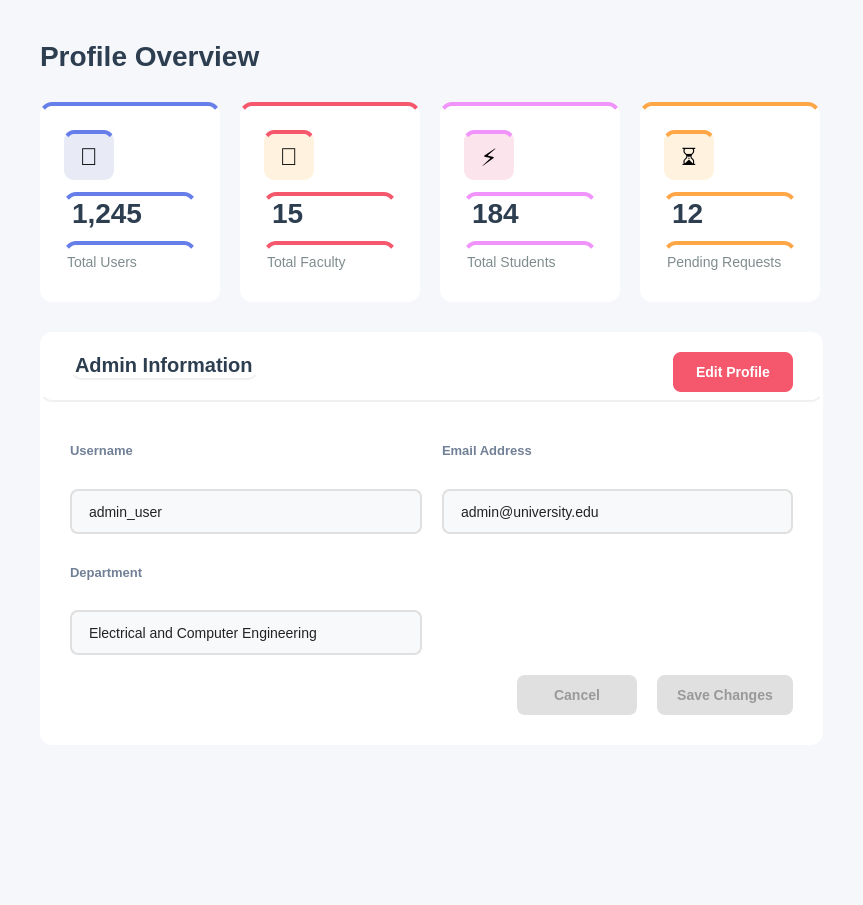
Yasser-Daffa/ECE-Course-Registeration, file app_ui/admin_ui/submenus_ui/profile.ui: the form before one commit.
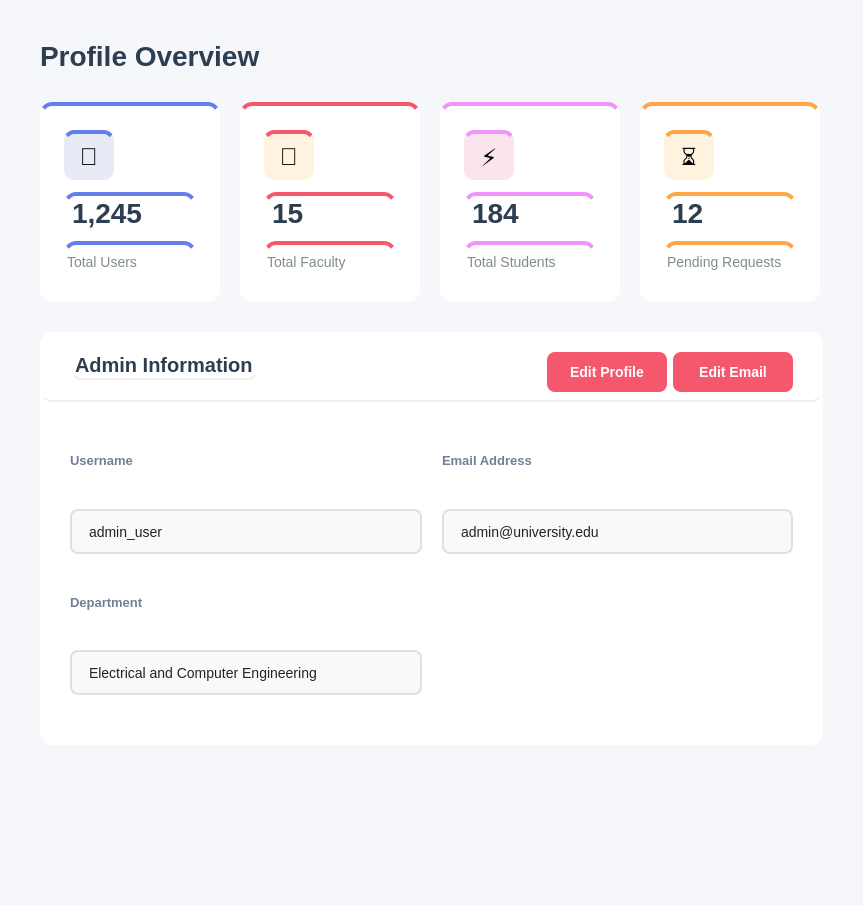
The form after the commit.

Commit message: integrated "add_grades" button and logic

Patch:
```diff
--- a/app_ui/admin_ui/submenus_ui/profile.ui
+++ b/app_ui/admin_ui/submenus_ui/profile.ui
@@ -509,6 +509,41 @@
            </property>
           </widget>
          </item>
+         <item>
+          <widget class="QPushButton" name="buttonEditEmail">
+           <property name="minimumSize">
+            <size>
+             <width>120</width>
+             <height>40</height>
+            </size>
+           </property>
+           <property name="cursor">
+            <cursorShape>PointingHandCursor</cursorShape>
+           </property>
+           <property name="styleSheet">
+            <string notr="true">QPushButton {
+    background-color: #f5576c;
+    color: #ffffff;
+    border: none;
+    border-radius: 8px;
+    font-size: 14px;
+    font-weight: bold;
+    padding: 10px 20px;
+    transition: background-color 150ms;
+}
+QPushButton:hover {
+    background-color: #e5475c;
+}
+QPushButton:pressed {
+    background-color: #d43f52;
+}
+</string>
+           </property>
+           <property name="text">
+            <string>Edit Email</string>
+           </property>
+          </widget>
+         </item>
         </layout>
        </widget>
       </item>
@@ -570,7 +605,7 @@
               <string>admin@university.edu</string>
              </property>
              <property name="readOnly">
-              <bool>false</bool>
+              <bool>true</bool>
              </property>
             </widget>
            </item>
@@ -606,7 +641,7 @@
               <string>Electrical and Computer Engineering</string>
              </property>
              <property name="readOnly">
-              <bool>false</bool>
+              <bool>true</bool>
              </property>
             </widget>
            </item>
@@ -662,7 +697,7 @@
               <string>admin_user</string>
              </property>
              <property name="readOnly">
-              <bool>false</bool>
+              <bool>true</bool>
              </property>
             </widget>
            </item>
@@ -693,95 +728,6 @@
              </property>
             </spacer>
            </item>
-           <item>
-            <widget class="QPushButton" name="buttonCancel">
-             <property name="enabled">
-              <bool>false</bool>
-             </property>
-             <property name="minimumSize">
-              <size>
-               <width>120</width>
-               <height>40</height>
-              </size>
-             </property>
-             <property name="cursor">
-              <cursorShape>PointingHandCursor</cursorShape>
-             </property>
-             <property name="styleSheet">
-              <string notr="true">QPushButton {
-    background-color: #f8f9fa;
-    color: #5a6c7d;
-    border: 2px solid #e0e0e0;
-    border-radius: 8px;
-    font-size: 14px;
-    font-weight: bold;
-    padding: 10px 20px;
-}
-
-QPushButton:hover {
-    border-color: #f5576c;
-    color: #f5576c;
-}
-
-QPushButton:pressed {
-    background-color: #e0e0e0; /* darker grey for pressed feedback */
-    border-color: #f5576c;
-    color: #f5576c;
-}
-QPushButton:disabled {
-    background-color: #e0e0e0;
-    color: #999999;
-}</string>
-             </property>
-             <property name="text">
-              <string>Cancel</string>
-             </property>
-            </widget>
-           </item>
-           <item>
-            <widget class="QPushButton" name="buttonSave">
-             <property name="enabled">
-              <bool>false</bool>
-             </property>
-             <property name="minimumSize">
-              <size>
-               <width>120</width>
-               <height>40</height>
-              </size>
-             </property>
-             <property name="cursor">
-              <cursorShape>PointingHandCursor</cursorShape>
-             </property>
-             <property name="styleSheet">
-              <string notr="true">QPushButton {
-    background-color: #f5576c;
-    color: white;
-    border: none;
-    border-radius: 8px;
-    font-size: 14px;
-    font-weight: bold;
-    padding: 10px 20px;
-}
-
-QPushButton:hover {
-    background-color: #e5475c;
-}
-
-QPushButton:pressed {
-    background-color: #d93f53; /* slightly darker for click feedback */
-}
-
-QPushButton:disabled {
-    background-color: #e0e0e0;
-    color: #999999;
-}
-</string>
-             </property>
-             <property name="text">
-              <string>Save Changes</string>
-             </property>
-            </widget>
-           </item>
           </layout>
          </item>
         </layout>
```
Left out of the diff: 2 changed lines with no effect on the pictures. The commit also changes 23 other files.
